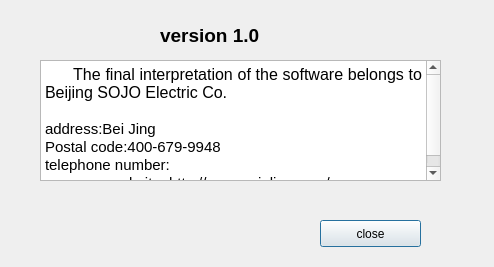
Old version of the form about.ui in the repository littleTrick/CurveDisplay.
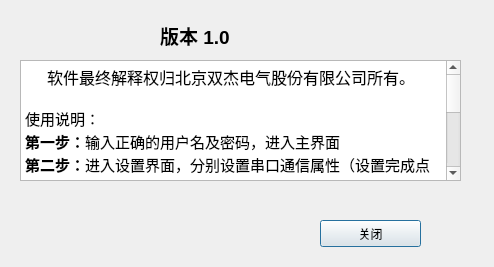
New version of the form.

Commit message: function is normal

```diff
--- a/about.ui
+++ b/about.ui
@@ -30,15 +30,15 @@
     </font>
    </property>
    <property name="text">
-    <string>version 1.0</string>
+    <string>版本 1.0</string>
    </property>
   </widget>
   <widget class="QTextBrowser" name="textBrowser">
    <property name="geometry">
     <rect>
-     <x>40</x>
+     <x>20</x>
      <y>60</y>
-     <width>401</width>
+     <width>441</width>
      <height>121</height>
     </rect>
    </property>
@@ -46,13 +46,17 @@
     <string>&lt;!DOCTYPE HTML PUBLIC &quot;-//W3C//DTD HTML 4.0//EN&quot; &quot;http://www.w3.org/TR/REC-html40/strict.dtd&quot;&gt;
 &lt;html&gt;&lt;head&gt;&lt;meta name=&quot;qrichtext&quot; content=&quot;1&quot; /&gt;&lt;style type=&quot;text/css&quot;&gt;
 p, li { white-space: pre-wrap; }
-&lt;/style&gt;&lt;/head&gt;&lt;body style=&quot; font-family:'Ubuntu'; font-size:11pt; font-weight:400; font-style:normal;&quot;&gt;
-&lt;p align=&quot;justify&quot; style=&quot; margin-top:0px; margin-bottom:0px; margin-left:0px; margin-right:0px; -qt-block-indent:0; text-indent:0px;&quot;&gt;&lt;span style=&quot; font-size:12pt;&quot;&gt;      The final interpretation of the software belongs to Beijing SOJO Electric Co.&lt;/span&gt;&lt;/p&gt;
-&lt;p style=&quot;-qt-paragraph-type:empty; margin-top:0px; margin-bottom:0px; margin-left:0px; margin-right:0px; -qt-block-indent:0; text-indent:0px;&quot;&gt;&lt;br /&gt;&lt;/p&gt;
-&lt;p style=&quot; margin-top:0px; margin-bottom:0px; margin-left:0px; margin-right:0px; -qt-block-indent:0; text-indent:0px;&quot;&gt;address:Bei Jing&lt;/p&gt;
-&lt;p style=&quot; margin-top:0px; margin-bottom:0px; margin-left:0px; margin-right:0px; -qt-block-indent:0; text-indent:0px;&quot;&gt;Postal code:400-679-9948&lt;/p&gt;
-&lt;p style=&quot; margin-top:0px; margin-bottom:0px; margin-left:0px; margin-right:0px; -qt-block-indent:0; text-indent:0px;&quot;&gt;telephone number:&lt;/p&gt;
-&lt;p style=&quot; margin-top:0px; margin-bottom:0px; margin-left:0px; margin-right:0px; -qt-block-indent:0; text-indent:0px;&quot;&gt;company website: http://www.sojoline.com/&lt;/p&gt;&lt;/body&gt;&lt;/html&gt;</string>
+&lt;/style&gt;&lt;/head&gt;&lt;body style=&quot; font-family:'Song Ti'; font-size:13pt; font-weight:400; font-style:normal;&quot;&gt;
+&lt;p align=&quot;justify&quot; style=&quot; margin-top:0px; margin-bottom:0px; margin-left:0px; margin-right:0px; -qt-block-indent:0; text-indent:0px;&quot;&gt;&lt;span style=&quot; font-family:'Ubuntu'; font-size:12pt;&quot;&gt;     软件最终解释权归北京双杰电气股份有限公司所有。&lt;/span&gt;&lt;/p&gt;
+&lt;p style=&quot;-qt-paragraph-type:empty; margin-top:0px; margin-bottom:0px; margin-left:0px; margin-right:0px; -qt-block-indent:0; text-indent:0px; font-family:'Ubuntu'; font-size:11pt;&quot;&gt;&lt;br /&gt;&lt;/p&gt;
+&lt;p style=&quot; margin-top:0px; margin-bottom:0px; margin-left:0px; margin-right:0px; -qt-block-indent:0; text-indent:0px;&quot;&gt;&lt;span style=&quot; font-family:'Ubuntu'; font-size:11pt;&quot;&gt;使用说明：&lt;/span&gt;&lt;/p&gt;
+&lt;p style=&quot; margin-top:0px; margin-bottom:0px; margin-left:0px; margin-right:0px; -qt-block-indent:0; text-indent:0px;&quot;&gt;&lt;span style=&quot; font-family:'Ubuntu'; font-size:11pt; font-weight:600;&quot;&gt;第一步：&lt;/span&gt;&lt;span style=&quot; font-family:'Ubuntu'; font-size:11pt;&quot;&gt;输入正确的用户名及密码，进入主界面&lt;/span&gt;&lt;/p&gt;
+&lt;p style=&quot; margin-top:0px; margin-bottom:0px; margin-left:0px; margin-right:0px; -qt-block-indent:0; text-indent:0px;&quot;&gt;&lt;span style=&quot; font-family:'Ubuntu'; font-size:11pt; font-weight:600;&quot;&gt;第二步：&lt;/span&gt;&lt;span style=&quot; font-family:'Ubuntu'; font-size:11pt;&quot;&gt;进入设置界面，分别设置串口通信属性（设置完成点击“保        存”按钮）、数据采集选项（设置完成直接关闭设置窗口即可）。&lt;/span&gt;&lt;/p&gt;
+&lt;p style=&quot; margin-top:0px; margin-bottom:0px; margin-left:0px; margin-right:0px; -qt-block-indent:0; text-indent:0px;&quot;&gt;&lt;span style=&quot; font-family:'Ubuntu'; font-size:11pt; font-weight:600;&quot;&gt;第三步：&lt;/span&gt;&lt;span style=&quot; font-family:'Ubuntu'; font-size:11pt;&quot;&gt;点击主界面“开始采集”按钮，等待数据的采集与传输，并最终绘制在主界面坐标轴上。&lt;/span&gt;&lt;/p&gt;
+&lt;p style=&quot;-qt-paragraph-type:empty; margin-top:0px; margin-bottom:0px; margin-left:0px; margin-right:0px; -qt-block-indent:0; text-indent:0px; font-family:'Ubuntu'; font-size:11pt;&quot;&gt;&lt;br /&gt;&lt;/p&gt;
+&lt;p style=&quot;-qt-paragraph-type:empty; margin-top:0px; margin-bottom:0px; margin-left:0px; margin-right:0px; -qt-block-indent:0; text-indent:0px; font-family:'Ubuntu'; font-size:11pt;&quot;&gt;&lt;br /&gt;&lt;/p&gt;
+&lt;p style=&quot; margin-top:0px; margin-bottom:0px; margin-left:0px; margin-right:0px; -qt-block-indent:0; text-indent:0px;&quot;&gt;&lt;span style=&quot; font-family:'Ubuntu'; font-size:11pt;&quot;&gt;电话:400-679-9948&lt;/span&gt;&lt;/p&gt;
+&lt;p style=&quot; margin-top:0px; margin-bottom:0px; margin-left:0px; margin-right:0px; -qt-block-indent:0; text-indent:0px;&quot;&gt;&lt;span style=&quot; font-family:'Ubuntu'; font-size:11pt;&quot;&gt;网址: http://www.sojoline.com/&lt;/span&gt;&lt;/p&gt;&lt;/body&gt;&lt;/html&gt;</string>
    </property>
   </widget>
   <widget class="QPushButton" name="btn_close">
@@ -65,7 +69,7 @@
     </rect>
    </property>
    <property name="text">
-    <string>close</string>
+    <string>关闭</string>
    </property>
   </widget>
  </widget>
```
The commit also changes 9 other files.
